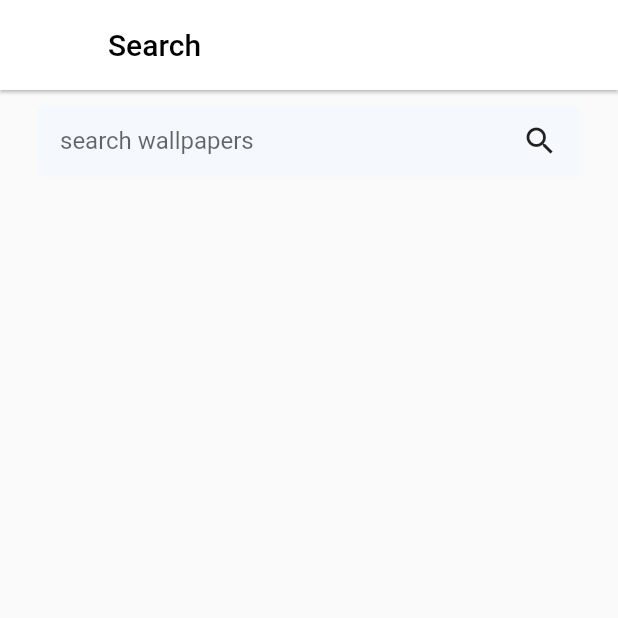
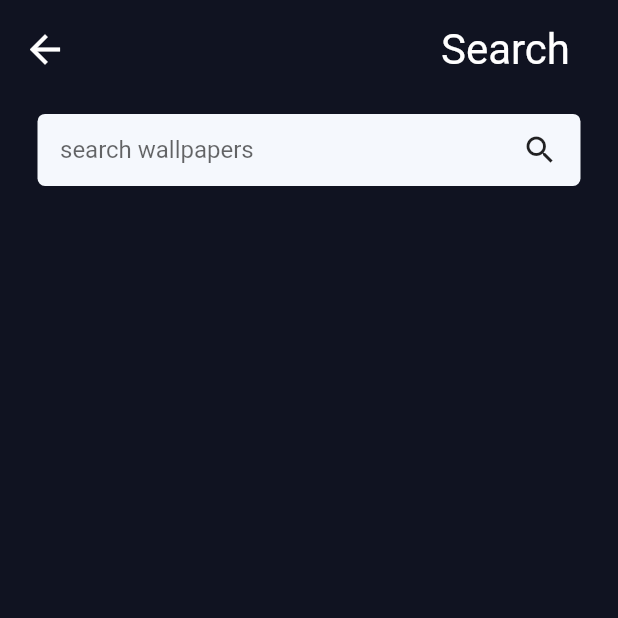
Before and after one commit to mrdm026M/WallDrop, a Flutter app: the screen it shows after launch, item 2 of the bottom bar chosen, after a tap on the "search" icon, on a phone screen of 412 x 824 dp, the top half of it. Run offline on Flutter 3.47's test engine with Material 2 defaults, Android fonts, the light colour scheme and no system bars; our stand-ins replace cached_network_image, dio, hexcolor, image_gallery_saver, permission_handler; network calls fail; statements that could not run were skipped.

Commit message:
category and search widget edit

```diff
--- a/lib/Screen/Category.dart
+++ b/lib/Screen/Category.dart
@@ -1,6 +1,7 @@
 import 'dart:convert';
 
 import 'package:flutter/material.dart';
+import 'package:hexcolor/hexcolor.dart';
 import 'package:walpy/API/Api.dart';
 import 'package:walpy/Model/ApiModel.dart';
 import 'package:http/http.dart' as http;
@@ -19,7 +20,7 @@ class _CategoryState extends State<Category> {
 
   getSearchWallpaper(String query) async {
     var response = await http.get(
-      "https://api.pexels.com/v1/search?query=$query&per_page=20",
+      "https://api.pexels.com/v1/search?query=$query&per_page=60",
       headers: {"Authorization": apiKey},
     );
     print(response);
@@ -42,8 +43,9 @@ class _CategoryState extends State<Category> {
   @override
   Widget build(BuildContext context) {
     return Scaffold(
+      backgroundColor: HexColor("#101321"),
       body: SingleChildScrollView(
-        child: Container(
+        child: Expanded(
           child: Column(
             children: <Widget>[
               Padding(
--- a/lib/Screen/CategoryScreen.dart
+++ b/lib/Screen/CategoryScreen.dart
@@ -28,7 +28,7 @@ class _CategoryScreenState extends State<CategoryScreen> {
       body: SafeArea(
         child: Container(
           child: Column(
-            children: [
+            children: <Widget>[
               Container(
                 width: double.infinity,
                 height: MediaQuery.of(context).size.height * 0.08,
--- a/lib/Screen/SearchScreen.dart
+++ b/lib/Screen/SearchScreen.dart
@@ -1,6 +1,7 @@
 import 'dart:convert';
 
 import 'package:flutter/material.dart';
+import 'package:hexcolor/hexcolor.dart';
 import 'package:walpy/API/Api.dart';
 import 'package:walpy/Model/ApiModel.dart';
 import 'package:http/http.dart' as http;
@@ -20,23 +21,8 @@ class _SearchScreenState extends State<SearchScreen> {
   TextEditingController searchController = new TextEditingController();
 
   getSearchWallpaper(String query) async {
-    // var headers = "Authorization: $apiKey";
-    // var url = "https://api.pexels.com/v1/search?query=$query&per_page=16";
-    // var response = await http.get(
-    //   Uri.https(url, headers),
-    // );
-
-    // Map<String, dynamic> jsonData = jsonDecode(response.body);
-    // jsonData["photos"].forEach((element) {
-    //   ApiModel apiModel = new ApiModel();
-    //   apiModel = ApiModel.fromMap(element);
-    //   wallpapers.add(apiModel);
-    // });
-
-    // setState(() {});
-
     var response = await http.get(
-      "https://api.pexels.com/v1/search?query=$query&per_page=16",
+      "https://api.pexels.com/v1/search?query=$query&per_page=60",
       headers: {"Authorization": apiKey},
     );
 
@@ -62,19 +48,56 @@ class _SearchScreenState extends State<SearchScreen> {
   @override
   Widget build(BuildContext context) {
     return Scaffold(
-        appBar: AppBar(
-          toolbarHeight: 60.0,
-          elevation: 1.0,
-          title: Text(
-            "Search",
-            style: TextStyle(color: Colors.black),
-          ),
-          backgroundColor: Colors.white,
-        ),
+        backgroundColor: HexColor("#101321"),
         body: SingleChildScrollView(
+          child: SafeArea(
             child: Container(
               child: Column(
                 children: <Widget>[
+                  Container(
+                    width: double.infinity,
+                    height: MediaQuery.of(context).size.height * 0.08,
+                    child: Row(
+                      mainAxisAlignment: MainAxisAlignment.spaceBetween,
+                      children: <Widget>[
+                        Center(
+                          child: Container(
+                            width: 60.0,
+                            height: 50.0,
+                            child: IconButton(
+                              icon: Icon(
+                                Icons.arrow_back,
+                                size: 30.0,
+                                color: Colors.white,
+                              ),
+                              onPressed: () {
+                                Navigator.push(
+                                  context,
+                                  MaterialPageRoute(
+                                    builder: (context) => SearchScreen(),
+                                  ),
+                                );
+                              },
+                            ),
+                          ),
+                        ),
+                        Container(
+                          width: 150.0,
+                          height: 50.0,
+                          child: Center(
+                            child: Text(
+                              "Search",
+                              style: TextStyle(
+                                color: Colors.white,
+                                fontSize: 28.0,
+                                fontWeight: FontWeight.w400,
+                              ),
+                            ),
+                          ),
+                        ),
+                      ],
+                    ),
+                  ),
                   Container(
                     decoration: BoxDecoration(
                         color: Color(0xfff5f8fd),
@@ -102,10 +125,11 @@ class _SearchScreenState extends State<SearchScreen> {
                   ),
                   Padding(
                     padding: const EdgeInsets.only(top: 10.0, bottom: 10.0),
-                  child:
-                      wallpapersList(wallpapers: wallpapers, context: context),
+                    child: wallpapersList(
+                        wallpapers: wallpapers, context: context),
                   ),
                 ],
+              ),
             ),
           ),
         ));
```
Lines whose indentation alone changed are shown as unchanged.
